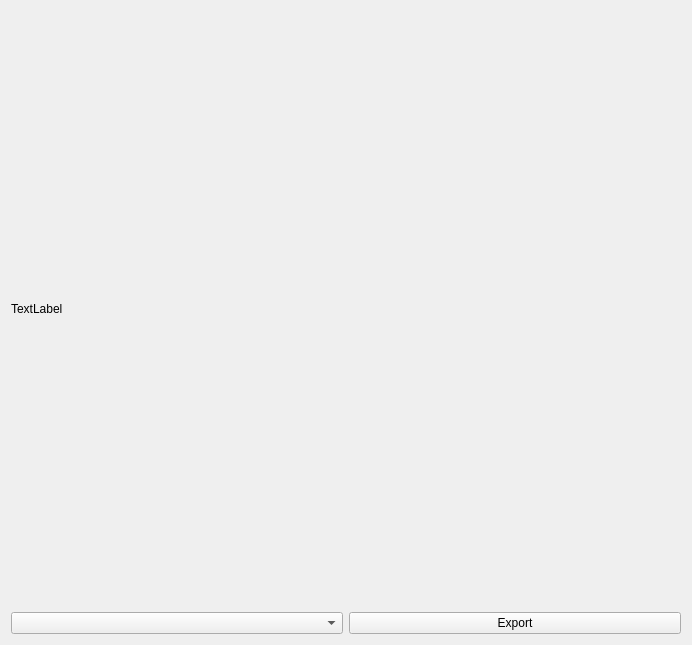
This is Qt/Simple-Smart-ID-Photo-Maker_Qt/export_page.ui in jeong7231/Intel7_simple_id_photo_maker as Qt 5 draws it before an edit. The edited form follows.
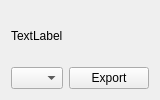
This is the edited form.

Patch:
```diff
--- a/Qt/Simple-Smart-ID-Photo-Maker_Qt/export_page.ui
+++ b/Qt/Simple-Smart-ID-Photo-Maker_Qt/export_page.ui
@@ -6,8 +6,8 @@
    <rect>
     <x>0</x>
     <y>0</y>
-    <width>692</width>
-    <height>645</height>
+    <width>100</width>
+    <height>100</height>
    </rect>
   </property>
   <property name="windowTitle">
```
